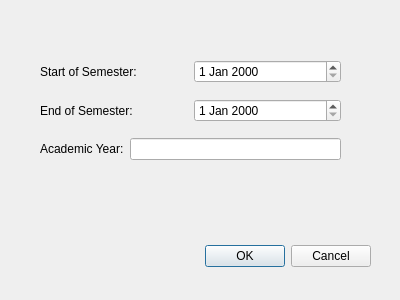
The window that ui/create_new_module_dialog.ui (naichuan-zhang/handin-system-ul) describes before a commit, drawn with Qt 5.
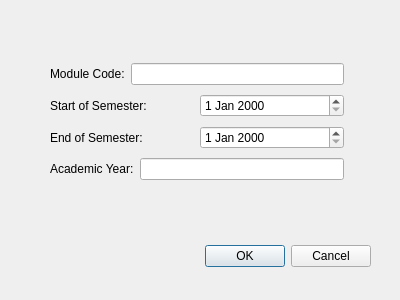
The same window after the commit.

What changed in the file:
```diff
--- a/ui/create_new_module_dialog.ui
+++ b/ui/create_new_module_dialog.ui
@@ -29,16 +29,30 @@
     <set>QDialogButtonBox::Cancel|QDialogButtonBox::Ok</set>
    </property>
   </widget>
-  <widget class="QWidget" name="layoutWidget">
+  <widget class="QWidget" name="">
    <property name="geometry">
     <rect>
-     <x>40</x>
-     <y>50</y>
-     <width>301</width>
-     <height>121</height>
+     <x>50</x>
+     <y>60</y>
+     <width>294</width>
+     <height>127</height>
     </rect>
    </property>
    <layout class="QVBoxLayout" name="verticalLayout">
+    <item>
+     <layout class="QHBoxLayout" name="horizontalLayout_4">
+      <item>
+       <widget class="QLabel" name="label_4">
+        <property name="text">
+         <string>Module Code:</string>
+        </property>
+       </widget>
+      </item>
+      <item>
+       <widget class="QLineEdit" name="lineEdit"/>
+      </item>
+     </layout>
+    </item>
     <item>
      <layout class="QHBoxLayout" name="horizontalLayout">
       <item>
```
